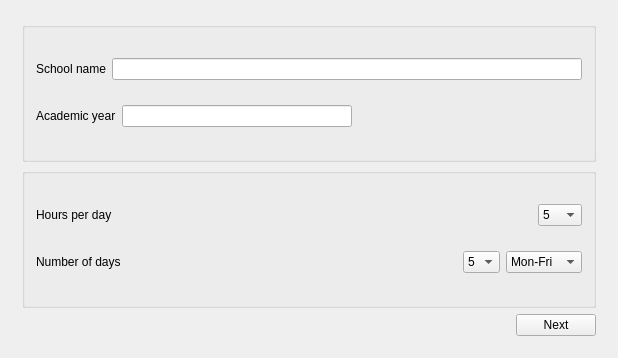
This is Orar/OrarApp/BasicInfoView.ui in alexandrutm/UnivTimetable as Qt 5 draws it before an edit. The edited form follows.
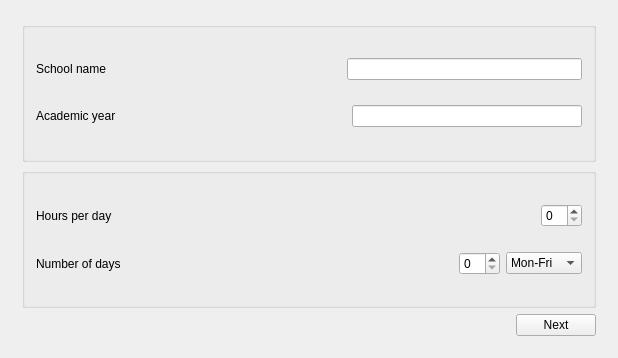
This is the edited form.

Commit message: add basic info data and teacher view with data

```diff
--- a/Orar/OrarApp/BasicInfoView.ui
+++ b/Orar/OrarApp/BasicInfoView.ui
@@ -39,7 +39,20 @@
                </widget>
               </item>
               <item>
-               <widget class="QLineEdit" name="SchoolNameLineEdit"/>
+               <spacer name="horizontalSpacer_5">
+                <property name="orientation">
+                 <enum>Qt::Horizontal</enum>
+                </property>
+                <property name="sizeHint" stdset="0">
+                 <size>
+                  <width>40</width>
+                  <height>20</height>
+                 </size>
+                </property>
+               </spacer>
+              </item>
+              <item>
+               <widget class="QLineEdit" name="SchoolName"/>
               </item>
              </layout>
             </item>
@@ -52,9 +65,6 @@
                 </property>
                </widget>
               </item>
-              <item>
-               <widget class="QLineEdit" name="AcademicYearLineEdit"/>
-              </item>
               <item>
                <spacer name="horizontalSpacer">
                 <property name="orientation">
@@ -68,6 +78,9 @@
                 </property>
                </spacer>
               </item>
+              <item>
+               <widget class="QLineEdit" name="AcademicYear"/>
+              </item>
              </layout>
             </item>
            </layout>
@@ -106,38 +119,7 @@
                </spacer>
               </item>
               <item>
-               <widget class="QComboBox" name="comboBox">
-                <item>
-                 <property name="text">
-                  <string>5</string>
-                 </property>
-                </item>
-                <item>
-                 <property name="text">
-                  <string>6</string>
-                 </property>
-                </item>
-                <item>
-                 <property name="text">
-                  <string>7</string>
-                 </property>
-                </item>
-                <item>
-                 <property name="text">
-                  <string>8</string>
-                 </property>
-                </item>
-                <item>
-                 <property name="text">
-                  <string>9</string>
-                 </property>
-                </item>
-                <item>
-                 <property name="text">
-                  <string>10</string>
-                 </property>
-                </item>
-               </widget>
+               <widget class="QSpinBox" name="HoursPerDay"/>
               </item>
              </layout>
             </item>
@@ -164,23 +146,7 @@
                </spacer>
               </item>
               <item>
-               <widget class="QComboBox" name="comboBox_2">
-                <item>
-                 <property name="text">
-                  <string>5</string>
-                 </property>
-                </item>
-                <item>
-                 <property name="text">
-                  <string>6</string>
-                 </property>
-                </item>
-                <item>
-                 <property name="text">
-                  <string>4</string>
-                 </property>
-                </item>
-               </widget>
+               <widget class="QSpinBox" name="DaysPerWeek"/>
               </item>
               <item>
                <widget class="QComboBox" name="comboBox_3">
```
The commit also changes 22 other files.
